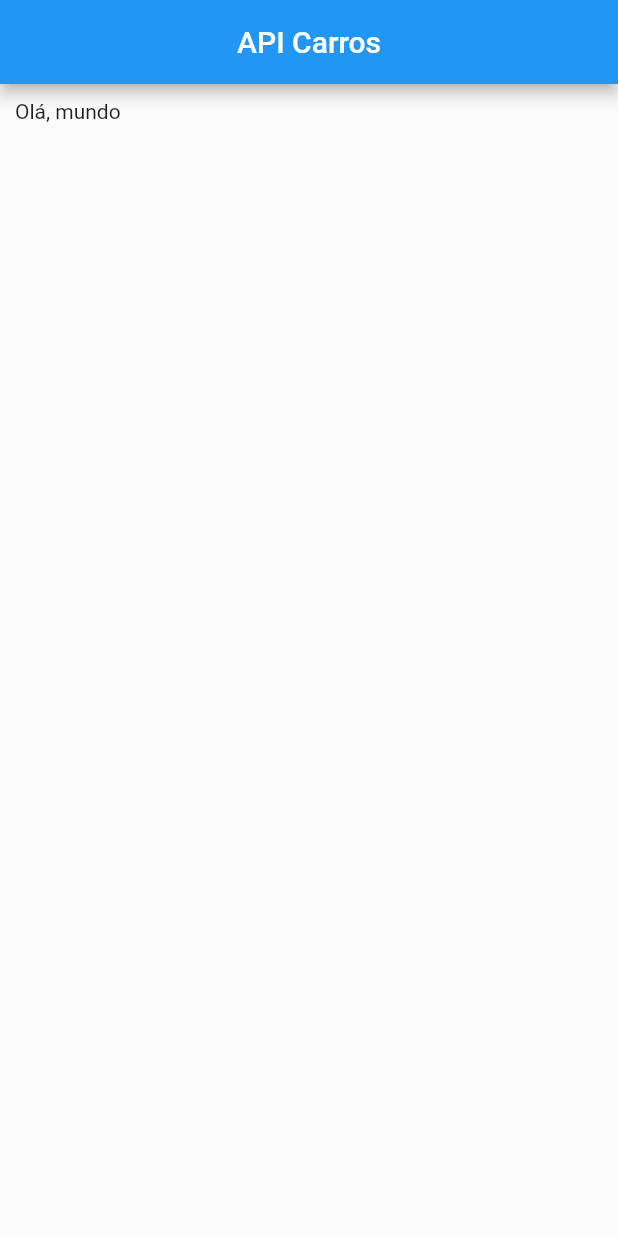
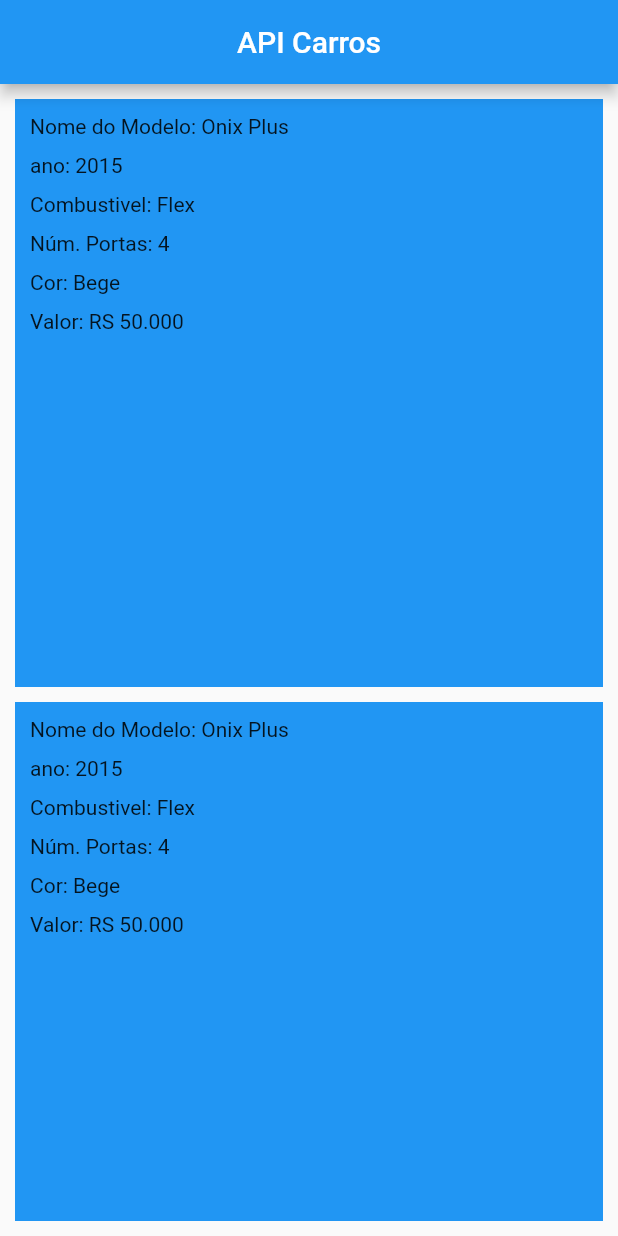
Before and after one commit to Danielmtdc16/app_api_carros, a Flutter app: the screen it shows after launch, on a phone screen of 412 x 824 dp. Run offline on Flutter 3.47's test engine with Material 2 defaults, Android fonts, the phone set to English and light mode, and no system bars.

Commit message:
cards iniciais para exibir as informações dos carros

```diff
--- a/lib/pages/home_page.dart
+++ b/lib/pages/home_page.dart
@@ -16,9 +16,86 @@
         title: const Text('API Carros'),
         centerTitle: true,
       ),
-      body: const Padding(
+      body: Padding(
         padding: EdgeInsets.all(10),
-        child: Text('Olá, mundo'),
+        child: GridView.count(
+          crossAxisCount: 1,
+          mainAxisSpacing: 10,
+          children: [
+            Container(
+              color: Colors.blue,
+              width: double.infinity,
+              child: const Padding(
+                padding: EdgeInsets.all(10),
+                child: Column(
+                  crossAxisAlignment: CrossAxisAlignment.start,
+                  children: [
+                    Text('Nome do Modelo: Onix Plus'),
+                    SizedBox(height: 10,),
+                    Text('ano: 2015'),
+                    SizedBox(height: 10,),
+                    Text('Combustivel: Flex'),
+                    SizedBox(height: 10,),
+                    Text('Núm. Portas: 4'),
+                    SizedBox(height: 10,),
+                    Text('Cor: Bege'),
+                    SizedBox(height: 10,),
+                    Text('Valor: RS 50.000'),
+                    SizedBox(height: 10,),
+                  ],
+                ),
+              ),
+            ),
+            Container(
+              color: Colors.blue,
+              width: double.infinity,
+              child: const Padding(
+                padding: EdgeInsets.all(10),
+                child: Column(
+                  crossAxisAlignment: CrossAxisAlignment.start,
+                  children: [
+                    Text('Nome do Modelo: Onix Plus'),
+                    SizedBox(height: 10,),
+                    Text('ano: 2015'),
+                    SizedBox(height: 10,),
+                    Text('Combustivel: Flex'),
+                    SizedBox(height: 10,),
+                    Text('Núm. Portas: 4'),
+                    SizedBox(height: 10,),
+                    Text('Cor: Bege'),
+                    SizedBox(height: 10,),
+                    Text('Valor: RS 50.000'),
+                    SizedBox(height: 10,),
+                  ],
+                ),
+              ),
+            ),
+            Container(
+              color: Colors.blue,
+              width: double.infinity,
+              child: const Padding(
+                padding: EdgeInsets.all(10),
+                child: Column(
+                  crossAxisAlignment: CrossAxisAlignment.start,
+                  children: [
+                    Text('Nome do Modelo: Onix Plus'),
+                    SizedBox(height: 10,),
+                    Text('ano: 2015'),
+                    SizedBox(height: 10,),
+                    Text('Combustivel: Flex'),
+                    SizedBox(height: 10,),
+                    Text('Núm. Portas: 4'),
+                    SizedBox(height: 10,),
+                    Text('Cor: Bege'),
+                    SizedBox(height: 10,),
+                    Text('Valor: RS 50.000'),
+                    SizedBox(height: 10,),
+                  ],
+                ),
+              ),
+            ),
+          ],
+        ),
       ),
     );
   }
```
